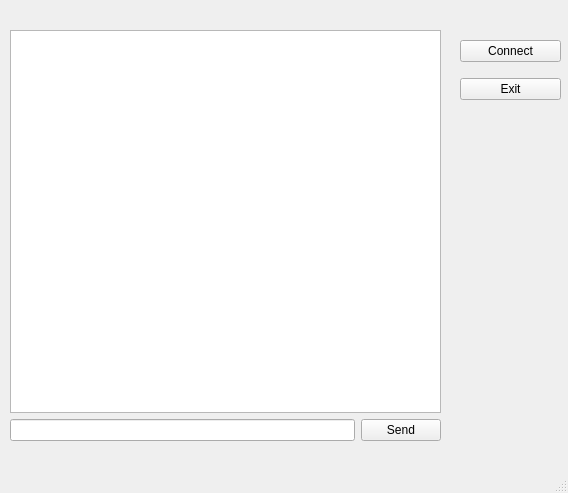
The window that clientWindow.ui (Cvrxd/Qt-Client-Chat) describes before a commit, drawn with Qt 5.
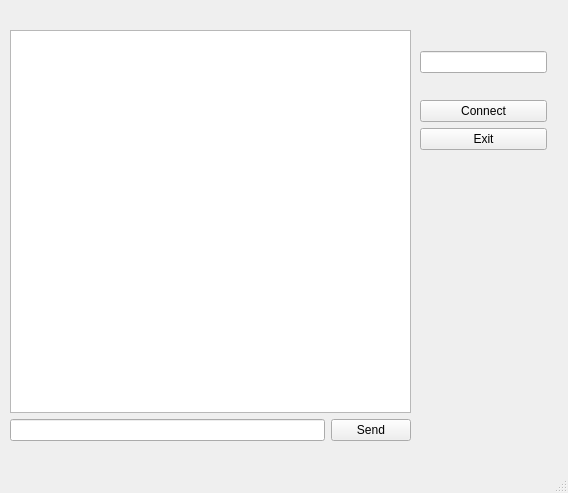
The same window after the commit.

Diff of the .ui file:
```diff
--- a/clientWindow.ui
+++ b/clientWindow.ui
@@ -14,12 +14,12 @@
    <string>Chat</string>
   </property>
   <widget class="QWidget" name="centralwidget">
-   <widget class="QWidget" name="">
+   <widget class="QWidget" name="layoutWidget">
     <property name="geometry">
      <rect>
       <x>10</x>
       <y>30</y>
-      <width>431</width>
+      <width>401</width>
       <height>411</height>
      </rect>
     </property>
@@ -46,12 +46,19 @@
    <widget class="QWidget" name="">
     <property name="geometry">
      <rect>
-      <x>460</x>
+      <x>420</x>
       <y>30</y>
-      <width>101</width>
-      <height>81</height>
+      <width>127</width>
+      <height>141</height>
      </rect>
     </property>
+    <layout class="QVBoxLayout" name="verticalLayout_4">
+     <item>
+      <widget class="QLineEdit" name="userNameLineEdit"/>
+     </item>
+     <item>
+      <layout class="QVBoxLayout" name="verticalLayout_3">
+       <item>
     <layout class="QVBoxLayout" name="verticalLayout_2">
      <item>
       <widget class="QPushButton" name="connectButton">
@@ -68,6 +75,10 @@
       </widget>
      </item>
     </layout>
+       </item>
+      </layout>
+     </item>
+    </layout>
    </widget>
   </widget>
   <widget class="QMenuBar" name="menubar">
```
Left out of the diff: 14 changed lines with no effect on the pictures. Lines whose indentation alone changed are shown as unchanged.
